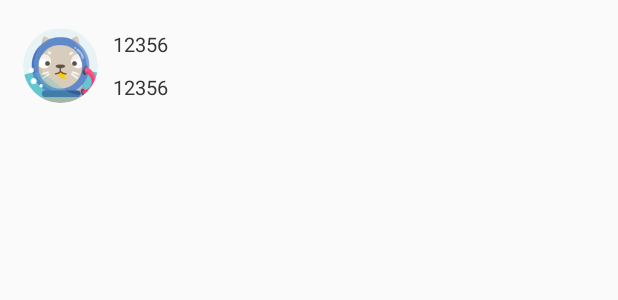
After one commit to ChaosWu/imooc, an Android app: the layout item_comment_layout.xml on its own in the app's theme, with its tools: preview values and no code run, on a phone screen of 412 x 824 dp. The commit adds this screen. Shown: the top 300 px of the screen. Run offline under Robolectric (Android 15) with nearby library versions, the phone set to English and light mode, and no system bars.

Commit message:
ADS progrès the course detail activity function

```diff
--- a/微信视频播放解密/app/src/main/java/com/youdu/view/course/CourseDetailFooterView.java
+++ b/微信视频播放解密/app/src/main/java/com/youdu/view/course/CourseDetailFooterView.java
@@ -45,7 +45,7 @@ public class CourseDetailFooterView extends RelativeLayout {
 
     private void initView() {
         LayoutInflater inflater = LayoutInflater.from(mContext);
-        mRootView = (RelativeLayout) inflater.inflate(R.layout.listview_comment_footer_layout, this);
+        mRootView = (RelativeLayout) inflater.inflate(R.layout.listview_course_comment_footer_layout, this);
         mContentLayout = (LinearLayout) mRootView.findViewById(R.id.content_layout);
 
         for (CourseFooterValue item : mFooterValues) {
--- /dev/null
+++ b/微信视频播放解密/app/src/main/res/layout/item_comment_layout.xml
@@ -0,0 +1,38 @@
+<?xml version="1.0" encoding="utf-8"?>
+<RelativeLayout xmlns:android="http://schemas.android.com/apk/res/android"
+                android:layout_width="match_parent"
+                android:layout_height="wrap_content"
+>
+    <de.hdodenhof.circleimageview.CircleImageView
+        android:id="@+id/photo_view"
+        android:layout_width="50dp"
+        android:layout_height="50dp"
+        android:layout_centerVertical="true"
+        android:layout_marginLeft="15dp"
+        android:src="@drawable/default_user_avatar"
+    />
+    <TextView
+        android:id="@+id/name_view"
+        android:layout_width="wrap_content"
+        android:layout_height="wrap_content"
+        android:layout_marginLeft="10dp"
+        android:layout_marginTop="20dp"
+        android:layout_toRightOf="@id/photo_view"
+        android:text="12356"
+        android:textColor="@color/color_333333"
+        android:textSize="13sp"
+    />
+    <TextView
+        android:id="@+id/text_view"
+        android:layout_width="wrap_content"
+        android:layout_height="wrap_content"
+        android:layout_below="@id/name_view"
+        android:layout_marginBottom="20dp"
+        android:layout_marginLeft="10dp"
+        android:layout_marginTop="10dp"
+        android:layout_toRightOf="@id/photo_view"
+        android:text="12356"
+        android:textColor="@color/color_333333"
+        android:textSize="13sp"
+    />
+</RelativeLayout>
--- a/微信视频播放解密/app/src/main/res/layout/listview_course_comment_layout.xml
+++ b/微信视频播放解密/app/src/main/res/layout/listview_course_comment_head_layout.xml
@@ -71,6 +71,8 @@
         android:layout_below="@id/introduct_view"
         android:layout_marginLeft="15dp"
         android:layout_marginTop="20dp"
+        android:drawableLeft="@drawable/icon_position"
+        android:drawablePadding="5dp"
         android:text="来自宁波"
         android:textColor="@color/color_ff33b5e5"
         android:textSize="12sp"
@@ -82,7 +84,9 @@
         android:layout_alignParentRight="true"
         android:layout_alignTop="@id/from_view"
         android:layout_marginRight="15dp"
-        android:text="来自宁波"
+        android:drawableLeft="@drawable/icon_alipay"
+        android:drawablePadding="5dp"
+        android:text="@string/danbao_trade"
         android:textColor="@color/color_ff33b5e5"
         android:textSize="12sp"
     />
--- a/微信视频播放解密/app/src/main/res/values/strings.xml
+++ b/微信视频播放解密/app/src/main/res/values/strings.xml
@@ -59,6 +59,7 @@
     <string name="imooc_site">http://www.imooc.com</string>
     <string name="today_zuixing">------------&#062;&#062;今日最新&#060;&#060;------------</string>
     <string name="course_detail">课程详情</string>
+    <string name="danbao_trade">担保交易</string>
 
     <!-- QR_Code -->
     <string name="button_ok">OK</string>
```
Also changed, not shown: 微信视频播放解密/app/src/main/java/com/youdu/activity/CourseDetailActivity.java (+37 -0 lines), 微信视频播放解密/app/src/main/java/com/youdu/adapter/CourseCommentAdapter.java (added, +80 -0 lines), 微信视频播放解密/app/src/main/java/com/youdu/view/course/CourseDetailHeaderView.java (added, +78 -0 lines), 微信视频播放解密/app/src/main/res/layout/activity_course_detail_layout.xml (+9 -0 lines), 微信视频播放解密/app/src/main/res/layout/listview_course_comment_footer_layout.xml (renamed from 微信视频播放解密/app/src/main/res/layout/listview_comment_footer_layout.xml).
